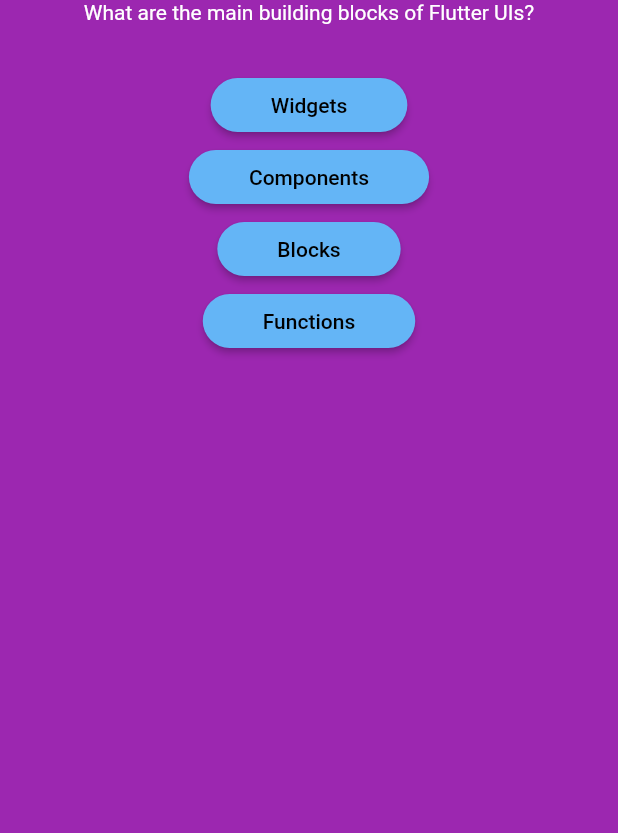
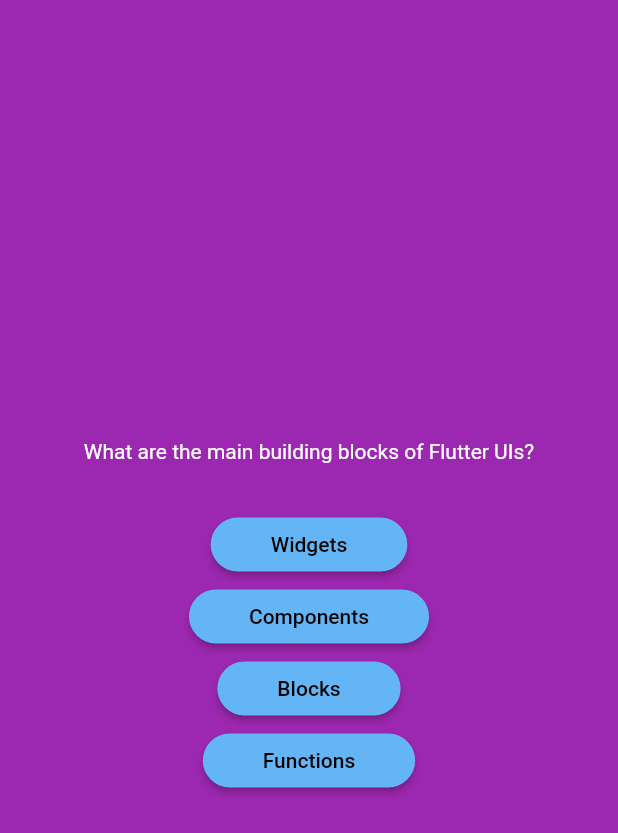
Before and after one commit to Deflomick/quiz_app_homescreen_public, a Flutter app: the screen it shows after launch, after a tap on "Inizio", on a phone screen of 412 x 824 dp. Shown: the top 833 px of the screen. Run offline on Flutter 3.47's test engine with Material 2 defaults, Android fonts, the light colour scheme and no system bars.

Commit message:
version question button bad optimization

```diff
--- a/lib/screens/question_screen.dart
+++ b/lib/screens/question_screen.dart
@@ -22,7 +22,7 @@
       child: Column(
 
         mainAxisAlignment: MainAxisAlignment.center,
-        mainAxisSize: MainAxisSize.min,
+        //mainAxisSize: MainAxisSize.min,
         children:  [
            Text(
               currentQuestion.text,
```
